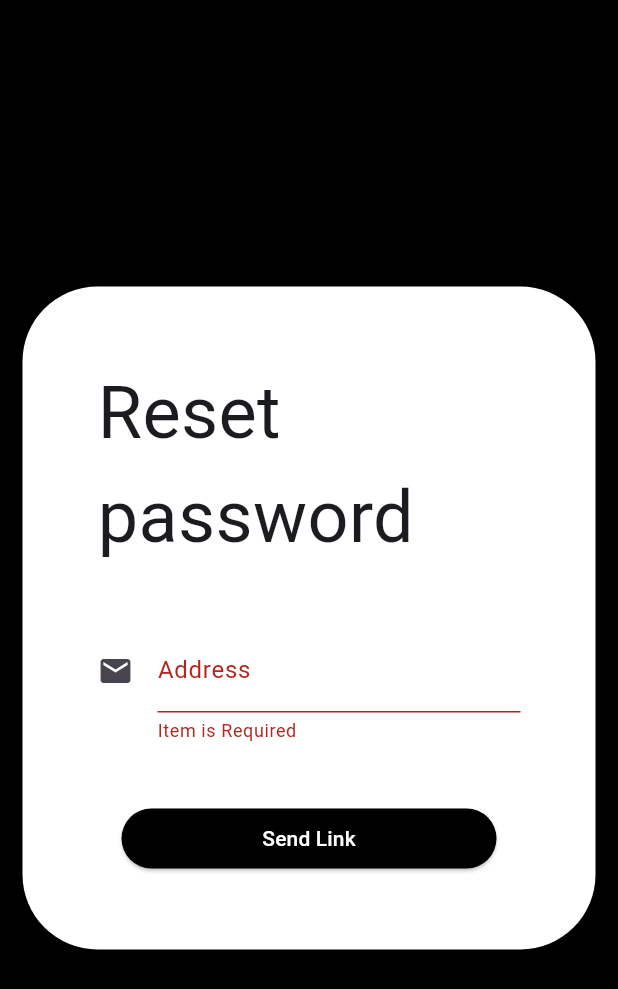
After one commit to cr5ux/Local-News-App, a Flutter app: the screen it shows after launch, after a tap on "Forget password?", on a phone screen of 412 x 824 dp. The commit adds this screen. Shown: the top 989 px of the screen. Run offline on Flutter 3.47's test engine with Material 3 defaults, Android fonts, the phone set to English and light mode, and no system bars; our stand-ins replace cloud_firestore, firebase_auth, firebase_core, string_validator; accounts and stored records are empty.

Commit message:
update query and reset password

```diff
--- a/lib/login.dart
+++ b/lib/login.dart
@@ -2,6 +2,7 @@
 import 'package:localnewsapp/dataAccess/authentication_repo.dart';
 import 'package:localnewsapp/homecontainer.dart';
 import 'package:flutter/material.dart';
+import 'package:localnewsapp/reset_password.dart';
 import 'package:localnewsapp/signup.dart';
 
 
@@ -106,33 +107,12 @@ class _LoginState extends State<Login> {
 
                                         const Padding(padding: EdgeInsets.all(20.0)),
 
-                                        // ToggleButtons(
-                                        //     direction: Axis.horizontal,
-                                        //     onPressed: (int index) {
-                                        //       setState(() {
-                                        //         for (int i = 0; i < isEmail.length; i++) {
-                                        //           isEmail[i] = i == index;
-                                        //         }
-                                        //       });
-                                        //     },
-
-                                        //     selectedColor: Colors.white,
-                                        //     fillColor: Colors.black,
-                                        //     color: Colors.black,
-                                        //     constraints: const BoxConstraints(minHeight: 40.0, minWidth: 100.0),
-                                        //     isSelected: isEmail,
-                                        //     children:const [
-                                        //           Text("Email"),
-                                        //           Text("Phone Number")
-                                        //     ],
-                                        // ),
-                                        // const Padding(padding: EdgeInsets.all(20.0)),
 
                                         TextFormField(
                                             decoration: const InputDecoration(
                                                       hintText: "Email Address or Phonenumber",
                                                       label: Text("Address"),
-                                                      icon: Icon(Icons.person),
+                                                      icon: Icon(Icons.email),
                                                       constraints: BoxConstraints(maxHeight: 80, maxWidth: 500)
 
                                             ),
@@ -160,9 +140,24 @@ class _LoginState extends State<Login> {
                                         const Padding(padding: EdgeInsets.all(10.0)),
 
 
-                                        const Text(
-                                          "Forget password?",
+                                         ElevatedButton(
+                                          style:const ButtonStyle(
 
+                                              backgroundColor: WidgetStatePropertyAll<Color>(Colors.white),
+                                              shadowColor: WidgetStatePropertyAll<Color>(Colors.transparent),
+                                              overlayColor: WidgetStatePropertyAll<Color>(Colors.transparent),
+
+                                            ),
+                                          onPressed: ()
+                                          {
+                                                Navigator.push(context, MaterialPageRoute(builder: (context)=>ResetPassword()));
+
+                                          },
+                                          child:  const Text(
+                                                  "Forget password?",
+                                                  style: TextStyle(color: Colors.black),
+
+                                                  ),
                                         ),
 
                                         const Padding(padding: EdgeInsets.all(10.0)),
--- /dev/null
+++ b/lib/reset_password.dart
@@ -0,0 +1,134 @@
+import 'package:flutter/material.dart';
+import 'package:localnewsapp/dataAccess/authentication_repo.dart';
+
+import 'package:string_validator/string_validator.dart';
+
+// ignore: must_be_immutable
+class ResetPassword extends StatelessWidget {
+
+    final GlobalKey<FormState>  _formStateKey = GlobalKey<FormState>();
+  String email="", message="";
+
+ ResetPassword({super.key});
+
+
+
+ String? validateEmail(String value){
+
+    if(value.isEmpty)
+    {
+      return 'Item is Required';
+    }
+    else if(!value.isEmail)
+    {
+      return "Input needs to be email address";
+    }
+    return null;
+
+  }
+  Future<void> sendLink(context) async {
+
+    if(_formStateKey.currentState!.validate())
+    {
+      _formStateKey.currentState!.save();
+
+        final  access= AuthenticationRepo();
+
+        message= await access.resetPassword(email);
+
+        ScaffoldMessenger.of(context).showSnackBar(SnackBar(content: Text(message)));
+
+        Future.delayed(const Duration(seconds:2));
+
+        Navigator.pop(context);
+    }
+
+
+  }
+  @override
+  Widget build(BuildContext context) {
+    return Scaffold(
+        backgroundColor: Colors.black,
+
+        body:SafeArea(
+
+            child:Center(child: Container(
+
+                  padding: const EdgeInsets.all(50.0),
+                  margin: const EdgeInsets.fromLTRB(15.0,15.0,15.0,15.0),
+
+                  decoration: BoxDecoration(
+                    borderRadius: BorderRadius.circular(50.0),
+                    color: Colors.white
+
+                  ),
+
+                  child: SingleChildScrollView(
+                        child:Form(
+
+                              key: _formStateKey,
+                              autovalidateMode: AutovalidateMode.always,
+
+                              child: Column(
+
+                                    mainAxisAlignment: MainAxisAlignment.spaceEvenly,
+                                    crossAxisAlignment: CrossAxisAlignment.center,
+
+                                    children: [
+
+
+                                        const Text(
+                                          "Reset password",
+                                          style: TextStyle(fontSize: 48),
+                                        ),
+
+
+                                        const Padding(padding: EdgeInsets.all(20.0)),
+
+
+                                        TextFormField(
+                                            decoration: const InputDecoration(
+                                                      hintText: "Email Address",
+                                                      label: Text("Address"),
+                                                      icon: Icon(Icons.email),
+                                                      constraints: BoxConstraints(maxHeight: 80, maxWidth: 500)
+
+                                            ),
+                                            validator:(value)=> validateEmail(value!),
+                                            keyboardType: TextInputType.emailAddress,
+                                            onSaved:(value)=>email=value!
+                                        ),
+
+
+                                        const Padding(padding: EdgeInsets.all(20.0)),
+
+                                      SizedBox(
+
+                                          width: 250.0,
+
+                                          child:ElevatedButton(
+                                                    onPressed:()=> sendLink(context),
+
+                                                    style:const ButtonStyle(
+                                                       backgroundColor:WidgetStatePropertyAll<Color>(Colors.black),
+                                                       foregroundColor:WidgetStatePropertyAll<Color>(Colors.white),
+
+                                                    ),
+
+                                                child:  const Text(
+                                                  "Send Link",
+
+                                                  )
+                                              ),
+                                        ),
+                                    ],
+                              ),
+
+                          )
+                  ),
+            ),
+          ),
+        )
+    );
+  }
+}
--- a/lib/signup.dart
+++ b/lib/signup.dart
@@ -47,7 +47,7 @@ class  SignupState extends State <Signup> {
 
   String? validateFullName(String value)
   {
-    return value.isEmpty?"Item is required":"";
+    return value.isEmpty?"Item is required":null;
   }
   String? validatePassword(String value)
   {
@@ -110,10 +110,7 @@ class  SignupState extends State <Signup> {
             return "password must contain lowercase letter";
           }
       }
-      if(confirmPassword!=logdto.password)
-      {
-        return "password and confirm password must be the same";
-      }
+
       return null;
 
   }
@@ -124,6 +121,12 @@ class  SignupState extends State <Signup> {
     {
       _formStateKey.currentState!.save();
 
+      if(confirmPassword!=logdto.password)
+      {
+           ScaffoldMessenger.of(context).showSnackBar( const SnackBar(content: Text("Password and confirm password must be the same")));
+      }
+      else
+      {
         String? value = await auth.adduser(logdto.email, logdto.password);
           if (value != null && value.startsWith("failure"))
           {
@@ -144,6 +147,7 @@ class  SignupState extends State <Signup> {
               {
                 // ignore: use_build_context_synchronously
                 Navigator.push(context, MaterialPageRoute(fullscreenDialog: fullscreenDialog,builder: (context)=>const Login()));
+              }
         }
       }
     }
```
Also changed, not shown: lib/dataAccess/authentication_repo.dart (+24 -0 lines), lib/dataAccess/comment_repo.dart (+33 -0 lines), lib/dataAccess/document_repo.dart (+71 -0 lines), lib/dataAccess/users_repo.dart (+81 -0 lines), lib/homecontainer.dart (+3 -6 lines). Lines whose indentation alone changed are shown as unchanged.
